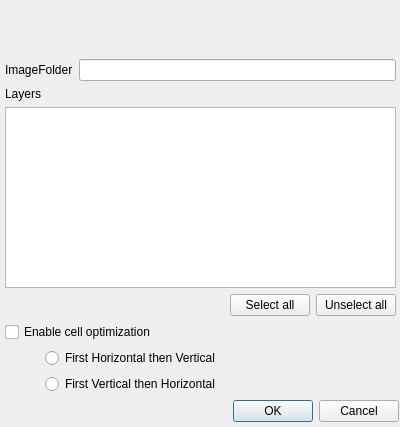
Above: src/plugins/orx/optionsdialog.ui from mapeditor/tiled before the change. Below: the same form after it.
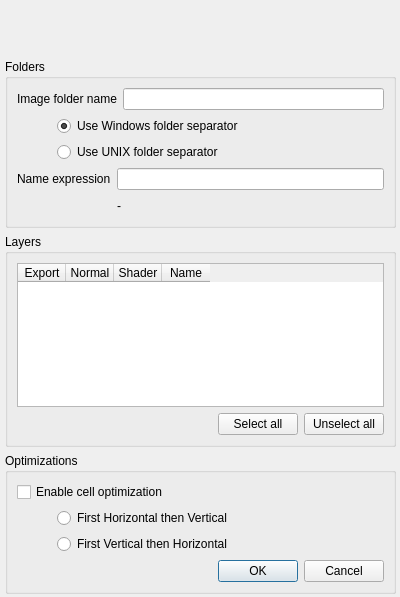
That is the form after the change. Icons and pictures are not drawn.

Commit message: added path separator options, layer export mode, name generator

What changed in the file:
```diff
--- a/src/plugins/orx/optionsdialog.ui
+++ b/src/plugins/orx/optionsdialog.ui
@@ -10,48 +10,32 @@
     <x>0</x>
     <y>0</y>
     <width>400</width>
-    <height>427</height>
+    <height>597</height>
    </rect>
   </property>
   <property name="windowTitle">
    <string>ORX Export options</string>
   </property>
-  <widget class="QDialogButtonBox" name="buttonBox">
-   <property name="geometry">
-    <rect>
-     <x>0</x>
-     <y>400</y>
-     <width>399</width>
-     <height>23</height>
-    </rect>
-   </property>
-   <property name="orientation">
-    <enum>Qt::Horizontal</enum>
-   </property>
-   <property name="standardButtons">
-    <set>QDialogButtonBox::Cancel|QDialogButtonBox::Ok</set>
-   </property>
-  </widget>
   <widget class="QWidget" name="horizontalLayoutWidget">
    <property name="geometry">
     <rect>
      <x>5</x>
      <y>3</y>
      <width>391</width>
-     <height>391</height>
+     <height>591</height>
     </rect>
    </property>
-   <layout class="QHBoxLayout" name="horizontalLayout_4">
+   <layout class="QHBoxLayout" name="layoutPageH">
     <property name="sizeConstraint">
      <enum>QLayout::SetDefaultConstraint</enum>
     </property>
     <item>
-     <layout class="QVBoxLayout" name="verticalLayout" stretch="0,0,0,0">
+     <layout class="QVBoxLayout" name="layeoutPageV" stretch="0,0,0,0">
       <property name="sizeConstraint">
        <enum>QLayout::SetNoConstraint</enum>
       </property>
       <item>
-       <layout class="QHBoxLayout" name="horizontalLayout_5">
+       <layout class="QHBoxLayout" name="layoutTitle">
         <item>
          <spacer name="horizontalSpacer_3">
           <property name="orientation">
@@ -100,30 +84,148 @@
        </layout>
       </item>
       <item>
-       <layout class="QHBoxLayout" name="horizontalLayout" stretch="0,1">
+       <widget class="QGroupBox" name="grpFolders">
+        <property name="title">
+         <string>Folders</string>
+        </property>
+        <layout class="QHBoxLayout" name="horizontalLayout" stretch="0">
+         <item>
+          <layout class="QVBoxLayout" name="verticalLayout">
+           <item>
+            <layout class="QHBoxLayout" name="horizontalLayout_4">
         <item>
          <widget class="QLabel" name="label">
           <property name="text">
-           <string>ImageFolder</string>
+                <string>Image folder name</string>
           </property>
          </widget>
         </item>
         <item>
-         <widget class="QLineEdit" name="txtImageName"/>
+              <widget class="QLineEdit" name="txtImageFolderName"/>
         </item>
        </layout>
       </item>
       <item>
-       <layout class="QVBoxLayout" name="verticalLayout_2" stretch="0,1,0">
+            <layout class="QHBoxLayout" name="horizontalLayout_5">
         <item>
+              <spacer name="horizontalSpacer_5">
+               <property name="orientation">
+                <enum>Qt::Horizontal</enum>
+               </property>
+               <property name="sizeType">
+                <enum>QSizePolicy::Fixed</enum>
+               </property>
+               <property name="sizeHint" stdset="0">
+                <size>
+                 <width>40</width>
+                 <height>20</height>
+                </size>
+               </property>
+              </spacer>
+             </item>
+             <item>
+              <layout class="QVBoxLayout" name="verticalLayout_6" stretch="0,1">
+               <item>
+                <widget class="QRadioButton" name="rdUseWnidowsSeparator">
+                 <property name="text">
+                  <string>Use Windows folder separator</string>
+                 </property>
+                 <property name="checked">
+                  <bool>true</bool>
+                 </property>
+                </widget>
+               </item>
+               <item>
+                <widget class="QRadioButton" name="rdUseUnixSeparator">
+                 <property name="text">
+                  <string>Use UNIX folder separator</string>
+                 </property>
+                </widget>
+               </item>
+              </layout>
+             </item>
+            </layout>
+           </item>
+           <item>
+            <layout class="QFormLayout" name="formLayout">
+             <item row="2" column="0">
+              <spacer name="horizontalSpacer_6">
+               <property name="orientation">
+                <enum>Qt::Horizontal</enum>
+               </property>
+               <property name="sizeHint" stdset="0">
+                <size>
+                 <width>40</width>
+                 <height>20</height>
+                </size>
+               </property>
+              </spacer>
+             </item>
+             <item row="1" column="1">
+              <widget class="QLineEdit" name="txtNameExpression"/>
+             </item>
+             <item row="1" column="0">
          <widget class="QLabel" name="label_2">
           <property name="text">
+                <string>Name expression</string>
+               </property>
+              </widget>
+             </item>
+             <item row="2" column="1">
+              <widget class="QLabel" name="lblNamePreview">
+               <property name="text">
+                <string>-</string>
+               </property>
+              </widget>
+             </item>
+            </layout>
+           </item>
+          </layout>
+         </item>
+        </layout>
+       </widget>
+      </item>
+      <item>
+       <widget class="QGroupBox" name="grpLayers">
+        <property name="title">
            <string>Layers</string>
           </property>
-         </widget>
-        </item>
+        <layout class="QVBoxLayout" name="verticalLayout_2" stretch="0,0">
         <item>
-         <widget class="QListView" name="lstLayers"/>
+          <widget class="QTableWidget" name="lstLayers">
+           <property name="columnCount">
+            <number>4</number>
+           </property>
+           <attribute name="horizontalHeaderVisible">
+            <bool>true</bool>
+           </attribute>
+           <attribute name="horizontalHeaderDefaultSectionSize">
+            <number>48</number>
+           </attribute>
+           <attribute name="verticalHeaderVisible">
+            <bool>true</bool>
+           </attribute>
+           <column>
+            <property name="text">
+             <string>Export</string>
+            </property>
+           </column>
+           <column>
+            <property name="text">
+             <string>Normal</string>
+            </property>
+           </column>
+           <column>
+            <property name="text">
+             <string>Shader</string>
+            </property>
+           </column>
+           <column>
+            <property name="text">
+             <string>Name</string>
+            </property>
+           </column>
+          </widget>
         </item>
         <item>
          <layout class="QHBoxLayout" name="horizontalLayout_3">
@@ -157,8 +259,13 @@
          </layout>
         </item>
        </layout>
+       </widget>
       </item>
       <item>
+       <widget class="QGroupBox" name="grpOptimizations">
+        <property name="title">
+         <string>Optimizations</string>
+        </property>
        <layout class="QVBoxLayout" name="verticalLayout_3">
         <item>
          <layout class="QVBoxLayout" name="verticalLayout_4">
@@ -212,7 +319,18 @@
           </item>
          </layout>
         </item>
-       </layout>
+         <item>
+          <widget class="QDialogButtonBox" name="buttonBox">
+           <property name="orientation">
+            <enum>Qt::Horizontal</enum>
+           </property>
+           <property name="standardButtons">
+            <set>QDialogButtonBox::Cancel|QDialogButtonBox::Ok</set>
+           </property>
+          </widget>
+         </item>
+        </layout>
+       </widget>
       </item>
      </layout>
     </item>
```
Left out of the diff: 6 changed lines with no effect on the pictures. Lines whose indentation alone changed are shown as unchanged. The commit also changes 6 other files.
